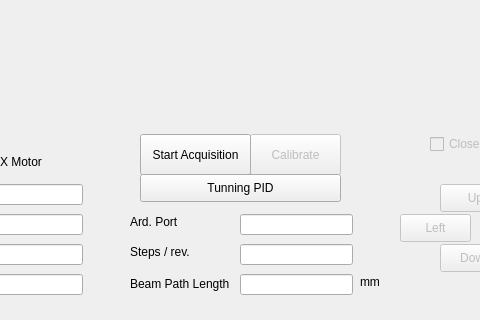
Above: src/Arduino_Control.ui from vazirilab/PyBeamProfiler before the change; both pictures show x 250 to 730 and y 416 to 736 of the 816 by 736 pixel window. Below: the same form after it.
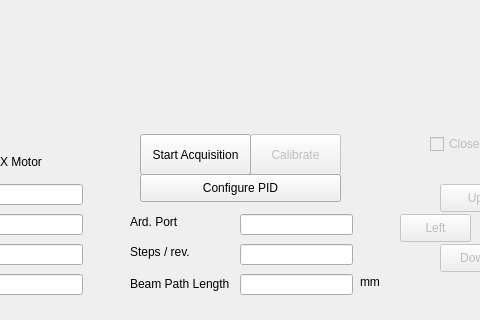
That is the form after the change.

What changed in the file:
```diff
--- a/src/Arduino_Control.ui
+++ b/src/Arduino_Control.ui
@@ -395,7 +395,7 @@
      </rect>
     </property>
     <property name="text">
-     <string>Tunning PID</string>
+     <string>Configure PID</string>
     </property>
    </widget>
    <widget class="QLabel" name="label_11">
```
